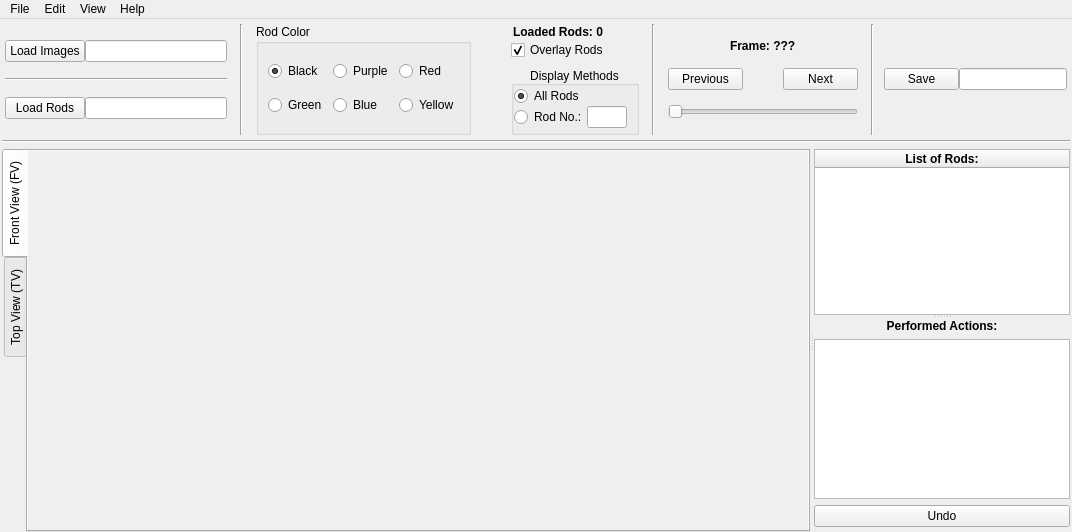
Above: Python/src/RodTracker/ui/mainwindow_layout.ui from ANP-Granular/ParticleTracking before the change. Below: the same form after it.
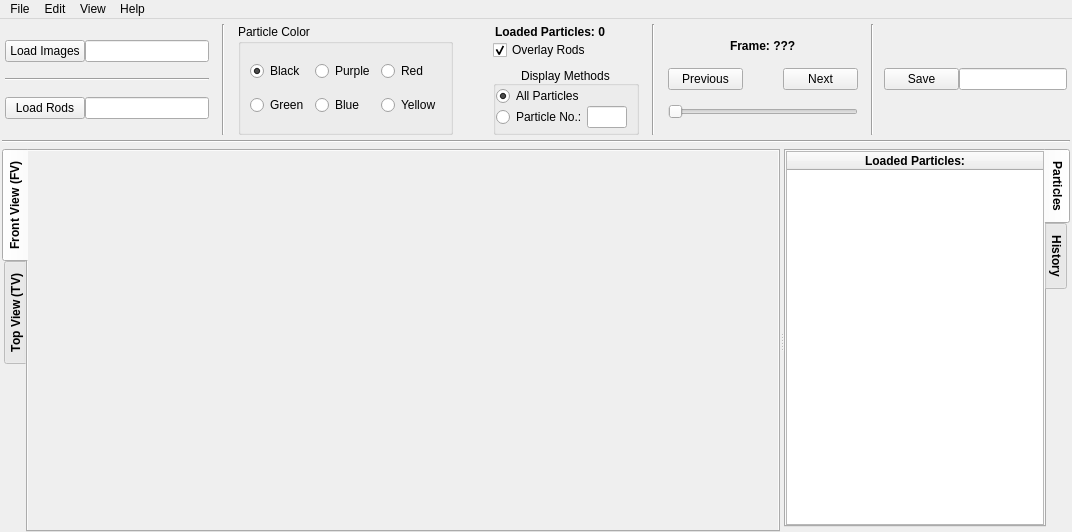
That is the form after the change. Icons and pictures are not drawn. Custom widgets are drawn as their Qt base class.

What changed in the file:
```diff
--- a/Python/src/RodTracker/ui/mainwindow_layout.ui
+++ b/Python/src/RodTracker/ui/mainwindow_layout.ui
@@ -213,7 +213,7 @@
              </sizepolicy>
             </property>
             <property name="title">
-             <string>Rod Color</string>
+             <string>Particle Color</string>
             </property>
             <layout class="QGridLayout" name="gridLayout_4">
              <item row="0" column="3">
@@ -294,7 +294,7 @@
                <string notr="true">background-color: transparent; font-weight: bold;</string>
               </property>
               <property name="text">
-               <string>Loaded Rods: 0</string>
+               <string>Loaded Particles: 0</string>
               </property>
               <property name="frame">
                <bool>false</bool>
@@ -381,7 +381,7 @@
                   </sizepolicy>
                  </property>
                  <property name="text">
-                  <string>All Rods</string>
+                  <string>All Particles</string>
                  </property>
                  <property name="checked">
                   <bool>true</bool>
@@ -405,7 +405,7 @@
                     </size>
                    </property>
                    <property name="text">
-                    <string>Rod No.:</string>
+                    <string>Particle No.:</string>
                    </property>
                   </widget>
                  </item>
@@ -718,6 +718,9 @@
                 <verstretch>0</verstretch>
                </sizepolicy>
               </property>
+              <property name="styleSheet">
+               <string notr="true">QTabWidget#camera_tabs{font-weight: bold;}</string>
+              </property>
               <property name="tabPosition">
                <enum>QTabWidget::West</enum>
               </property>
@@ -757,8 +760,8 @@
                     <rect>
                      <x>0</x>
                      <y>0</y>
-                     <width>781</width>
-                     <height>335</height>
+                     <width>752</width>
+                     <height>228</height>
                     </rect>
                    </property>
                    <layout class="QVBoxLayout" name="verticalLayout_16">
@@ -917,13 +920,40 @@
                 <number>5</number>
                </property>
                <item>
-                <widget class="QSplitter" name="splitter_2">
-                 <property name="orientation">
-                  <enum>Qt::Vertical</enum>
+                <widget class="QTabWidget" name="right_tabs">
+                 <property name="styleSheet">
+                  <string notr="true"> QTabWidget#right_tabs{font-weight: bold;}</string>
                  </property>
+                 <property name="tabPosition">
+                  <enum>QTabWidget::East</enum>
+                 </property>
+                 <property name="currentIndex">
+                  <number>0</number>
+                 </property>
+                 <widget class="QWidget" name="tab_rods">
+                  <attribute name="title">
+                   <string>Particles</string>
+                  </attribute>
+                  <layout class="QVBoxLayout" name="verticalLayout_5">
+                   <property name="spacing">
+                    <number>0</number>
+                   </property>
+                   <property name="leftMargin">
+                    <number>0</number>
+                   </property>
+                   <property name="topMargin">
+                    <number>0</number>
+                   </property>
+                   <property name="rightMargin">
+                    <number>0</number>
+                   </property>
+                   <property name="bottomMargin">
+                    <number>0</number>
+                   </property>
+                   <item>
                  <widget class="QTreeWidget" name="tv_rods">
                   <property name="sizePolicy">
-                   <sizepolicy hsizetype="Maximum" vsizetype="Expanding">
+                      <sizepolicy hsizetype="Preferred" vsizetype="Expanding">
                     <horstretch>0</horstretch>
                     <verstretch>0</verstretch>
                    </sizepolicy>
@@ -945,7 +975,7 @@
                   </attribute>
                   <column>
                    <property name="text">
-                    <string>List of Rods:</string>
+                       <string>Loaded Particles:</string>
                    </property>
                    <property name="font">
                     <font>
@@ -958,21 +988,29 @@
                    </property>
                   </column>
                  </widget>
-                 <widget class="QWidget" name="verticalLayoutWidget_2">
-                  <layout class="QVBoxLayout" name="verticalLayout_5">
-                   <item>
-                    <widget class="QLabel" name="lbl_actions_list">
-                     <property name="styleSheet">
-                      <string notr="true">background-color: transparent;font-weight: bold;</string>
-                     </property>
-                     <property name="text">
-                      <string>Performed Actions:</string>
-                     </property>
-                     <property name="alignment">
-                      <set>Qt::AlignCenter</set>
-                     </property>
-                    </widget>
                    </item>
+                  </layout>
+                 </widget>
+                 <widget class="QWidget" name="tab_history">
+                  <attribute name="title">
+                   <string>History</string>
+                  </attribute>
+                  <layout class="QVBoxLayout" name="verticalLayout_6">
+                   <property name="spacing">
+                    <number>0</number>
+                   </property>
+                   <property name="leftMargin">
+                    <number>0</number>
+                   </property>
+                   <property name="topMargin">
+                    <number>0</number>
+                   </property>
+                   <property name="rightMargin">
+                    <number>0</number>
+                   </property>
+                   <property name="bottomMargin">
+                    <number>0</number>
+                   </property>
                    <item>
                     <widget class="LoggerWidget" name="lv_actions_list">
                      <property name="sizePolicy">
@@ -999,7 +1037,7 @@
                      </property>
                      <property name="minimumSize">
                       <size>
-                       <width>60</width>
+                       <width>0</width>
                        <height>0</height>
                       </size>
                      </property>
```
Left out of the diff: 6 changed lines with no effect on the pictures. Lines whose indentation alone changed are shown as unchanged.
